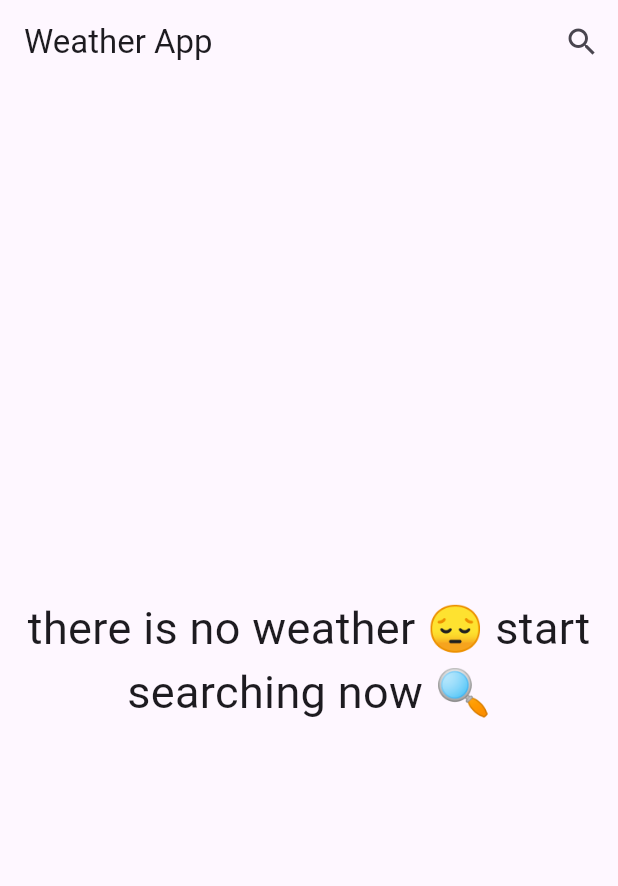
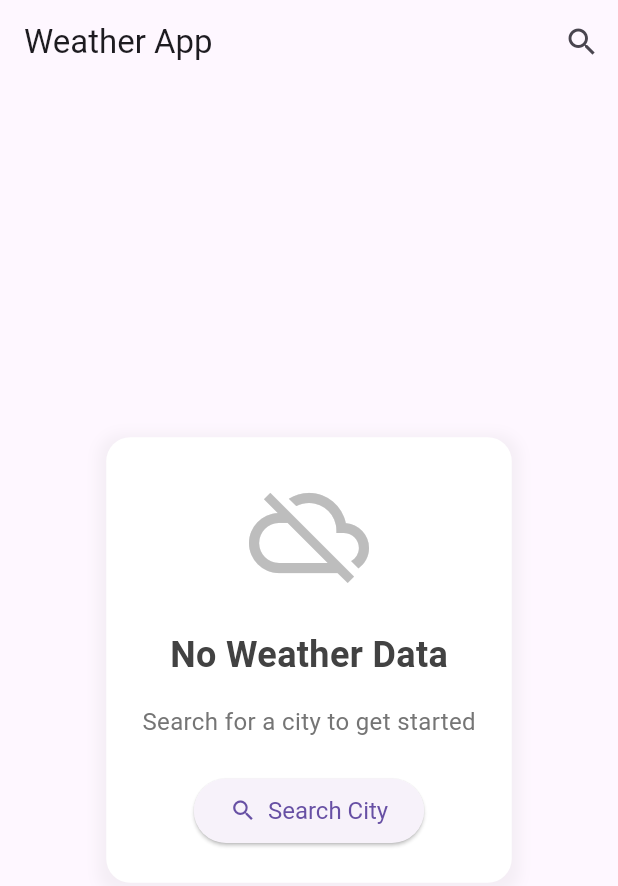
Before and after one commit to MohammedHashemBdier/Weather-App, a Flutter app: the screen it shows after launch, on a phone screen of 412 x 824 dp. Shown: the top 886 px of the screen. Run offline on Flutter 3.47's test engine with Material 3 defaults, Android fonts, the phone set to English and light mode, and no system bars; our stand-ins replace flutter_bloc.

Commit message:
triggering weather cubit

```diff
--- a/lib/cubits/weather_cubit/weather_cubit.dart
+++ b/lib/cubits/weather_cubit/weather_cubit.dart
@@ -7,16 +7,17 @@ import 'package:weather_app/services/weather_service.dart';
 class WeatherCubit extends Cubit<WeatherStates> {
   WeatherCubit(this.weatherService) : super(WeatherInitialState());
   WeatherService weatherService;
+  String? cityName;
   WeatherModel? weatherModel;
-  String? cityName;
-
   void getWeather({required String cityName}) async {
     emit(WeatherLoadingState());
     try {
       weatherModel = await weatherService.getWeather(
         cityName: cityName,
       );
-      emit(WeatherSuccessState());
+      emit(
+        WeatherSuccessState(weatherModel: weatherModel!),
+      );
     } on Exception catch (e) {
       emit(WeatherFailureState());
       debugPrint(e.toString());
--- a/lib/cubits/weather_cubit/weather_states.dart
+++ b/lib/cubits/weather_cubit/weather_states.dart
@@ -1,9 +1,14 @@
+import 'package:weather_app/models/weather_model.dart';
+
 abstract class WeatherStates {}
 
 class WeatherInitialState extends WeatherStates {}
 
 class WeatherLoadingState extends WeatherStates {}
 
-class WeatherSuccessState extends WeatherStates {}
+class WeatherSuccessState extends WeatherStates {
+  final WeatherModel weatherModel;
+  WeatherSuccessState({required this.weatherModel});
+}
 
 class WeatherFailureState extends WeatherStates {}
--- a/lib/pages/home_page.dart
+++ b/lib/pages/home_page.dart
@@ -32,8 +32,7 @@ class HomePage extends StatelessWidget {
               child: CircularProgressIndicator(),
             );
           } else if (state is WeatherSuccessState) {
-            weatherData = BlocProvider.of<WeatherCubit>(context).weatherModel;
-            return SuccessBody(weatherData: weatherData);
+            return SuccessBody(weatherData: state.weatherModel);
           } else if (state is WeatherFailureState) {
             return Center(
               child: Column(
@@ -84,29 +83,67 @@ class HomePage extends StatelessWidget {
 }
 
 class DefaultBody extends StatelessWidget {
-  const DefaultBody({
-    Key? key,
-  }) : super(key: key);
+  const DefaultBody({Key? key}) : super(key: key);
 
   @override
   Widget build(BuildContext context) {
-    return const Center(
+    return Center(
+      child: Container(
+        padding: const EdgeInsets.all(24),
+        decoration: BoxDecoration(
+          color: Colors.white,
+          borderRadius: BorderRadius.circular(16),
+          boxShadow: [
+            BoxShadow(
+              color: Colors.grey.withOpacity(0.1),
+              spreadRadius: 5,
+              blurRadius: 7,
+              offset: const Offset(0, 3),
+            ),
+          ],
+        ),
         child: Column(
           mainAxisSize: MainAxisSize.min,
           children: [
+            Icon(
+              Icons.cloud_off,
+              size: 80,
+              color: Colors.grey[400],
+            ),
+            const SizedBox(height: 24),
             Text(
-            'there is no weather 😔 start',
+              'No Weather Data',
               style: TextStyle(
-              fontSize: 30,
+                fontSize: 24,
+                fontWeight: FontWeight.bold,
+                color: Colors.grey[800],
               ),
             ),
+            const SizedBox(height: 16),
             Text(
-            'searching now 🔍',
+              'Search for a city to get started',
               style: TextStyle(
-              fontSize: 30,
+                fontSize: 16,
+                color: Colors.grey[600],
               ),
-          )
+            ),
+            const SizedBox(height: 24),
+            ElevatedButton.icon(
+              onPressed: () {
+                Navigator.push(context, MaterialPageRoute(builder: (context) {
+                  return const SearchPage();
+                }));
+              },
+              icon: const Icon(Icons.search),
+              label: const Text('Search City'),
+              style: ElevatedButton.styleFrom(
+                padding:
+                    const EdgeInsets.symmetric(horizontal: 24, vertical: 12),
+                textStyle: const TextStyle(fontSize: 16),
+              ),
+            ),
           ],
+        ),
       ),
     );
   }
```
Lines whose indentation alone changed are shown as unchanged.
